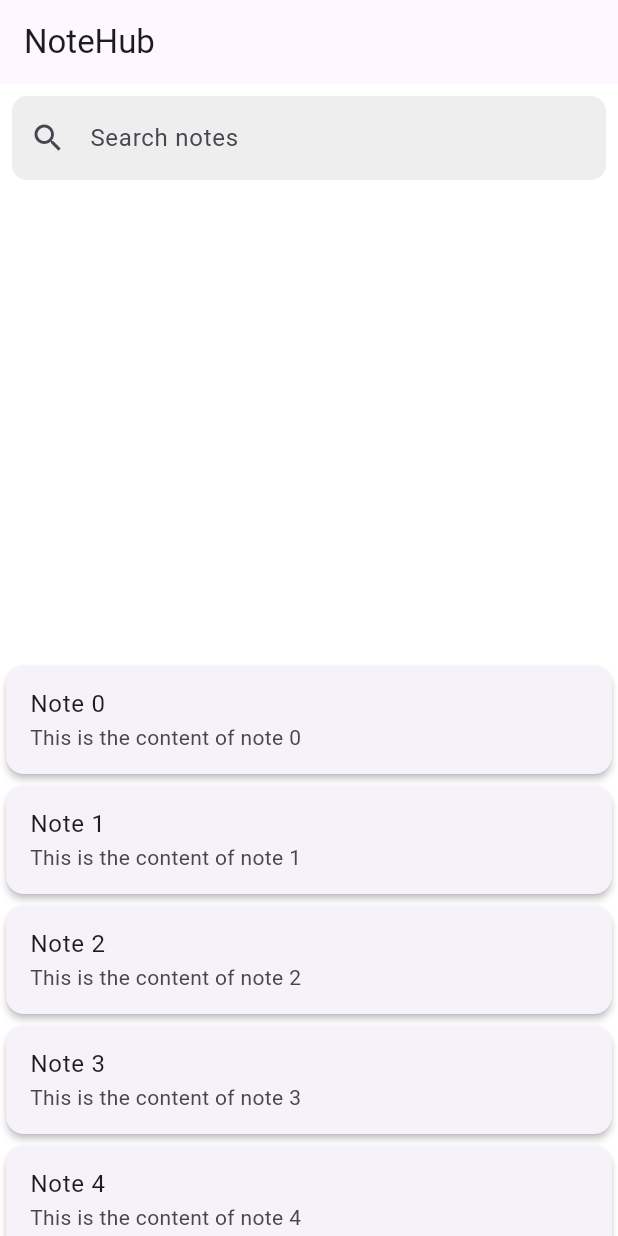
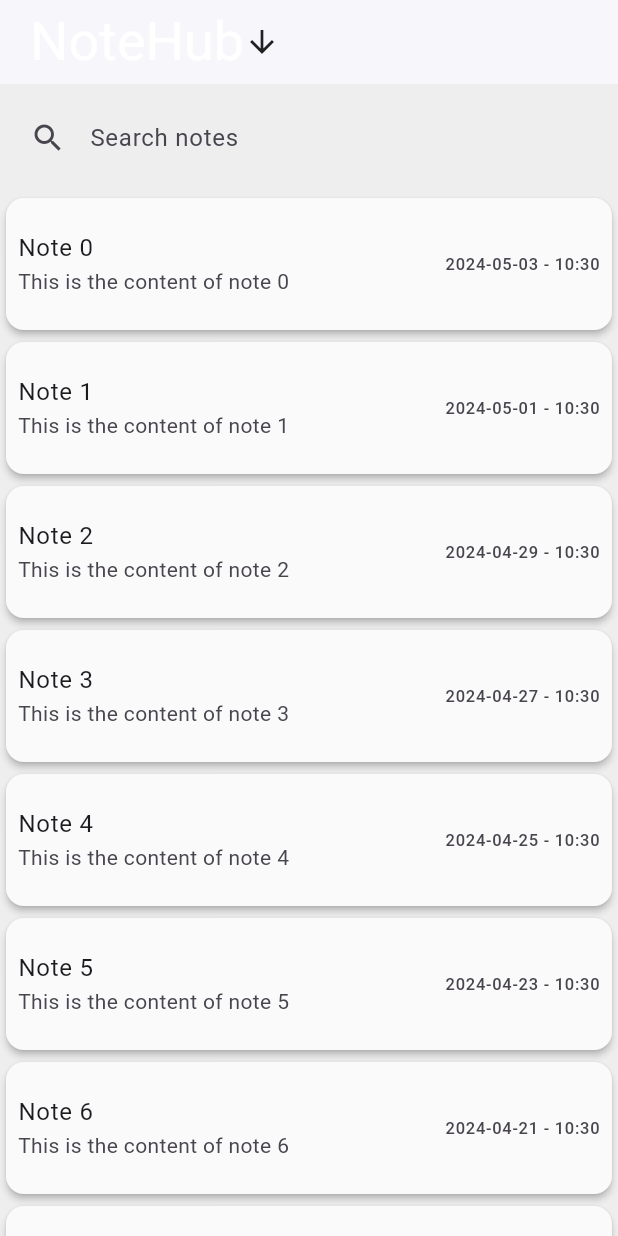
Before and after one commit to DotunV/notehub, a Flutter app: the screen it shows after launch, on a phone screen of 412 x 824 dp. Run offline on Flutter 3.47's test engine with Material 3 defaults, Android fonts, the phone set to English and light mode, and no system bars.

Commit message:
added app theme

```diff
--- a/lib/main.dart
+++ b/lib/main.dart
@@ -16,8 +16,21 @@ class NoteHubApp extends StatelessWidget {
       debugShowCheckedModeBanner: false,
       title: 'Notehub',
       theme: ThemeData(
+        primarySwatch: Colors.blueGrey,
         scaffoldBackgroundColor: Colors.white,
-        primaryColor: Colors.blue,
+        appBarTheme: AppBarTheme(
+            color: Colors.white,
+            elevation: 1,
+            iconTheme: IconThemeData(color: Colors.black87),
+            titleTextStyle: TextStyle(fontSize: 20),
+            titleSpacing: 20.0),
+        floatingActionButtonTheme:
+            FloatingActionButtonThemeData(backgroundColor: Colors.blue),
+        bottomNavigationBarTheme: BottomNavigationBarThemeData(
+          selectedItemColor: Colors.blue,
+          unselectedItemColor: Colors.grey,
+        ),
+        visualDensity: VisualDensity.adaptivePlatformDensity,
       ),
       home: HomePage(),
     );
--- a/lib/pages/home_page.dart
+++ b/lib/pages/home_page.dart
@@ -1,6 +1,7 @@
 // ignore_for_file: prefer_const_constructors, prefer_const_literals_to_create_immutables
 
 import 'package:flutter/material.dart';
+import 'package:intl/intl.dart';
 
 class HomePage extends StatelessWidget {
   const HomePage({super.key});
@@ -8,17 +9,23 @@ class HomePage extends StatelessWidget {
   @override
   Widget build(BuildContext context) {
     return Scaffold(
+        backgroundColor: Colors.grey[200],
         appBar: AppBar(
-          title: Text('NoteHub'),
+          title: Container(
+              // margin: EdgeInsets.only(top: 30),
+              child: Row(
+            children: <Widget>[
+              Text(
+                'NoteHub',
+                style: TextStyle(fontSize: 36),
+              ),
+              Icon(Icons.arrow_downward)
+            ],
+          )),
         ),
         body: Container(
           child: Column(
-            children: <Widget>[
-              Expanded(
-                child: SearchBar(),
-              ),
-              Expanded(child: NoteList())
-            ],
+            children: <Widget>[SearchBar(), Expanded(child: NoteList())],
           ),
         ));
   }
@@ -36,7 +43,7 @@ class SearchBar extends StatelessWidget {
           hintText: 'Search notes',
           prefixIcon: Icon(Icons.search),
           border: OutlineInputBorder(
-            borderRadius: BorderRadius.circular(10),
+            borderRadius: BorderRadius.circular(20),
             borderSide: BorderSide.none,
           ),
           filled: true,
@@ -61,29 +68,37 @@ class NoteList extends StatelessWidget {
       itemCount: notes.length,
       itemBuilder: (context, index) {
         return Card(
+            color: Colors.grey[50],
             elevation: 2.0,
             child: ListTile(
               title: Text(notes[index].title),
               subtitle: Text(notes[index].content),
+              trailing: Text(formatDateTime(notes[index].dateTime)),
               onTap: () {},
+              contentPadding: EdgeInsets.all(8.0),
             ));
       },
     );
   }
 }
 
+String formatDateTime(DateTime dateTime) {
+  return DateFormat('yyyy-MM-dd - kk:mm').format(dateTime);
+}
+
 List<Note> generateNotes() {
   return List.generate(10, (index) {
     return Note(
-      title: 'Note $index',
-      content: 'This is the content of note $index',
-    );
+        title: 'Note $index',
+        content: 'This is the content of note $index',
+        dateTime: DateTime.now().subtract(Duration(days: index * 2)));
   });
 }
 
 class Note {
   final String title;
   final String content;
+  final DateTime dateTime;
 
-  Note({required this.title, required this.content});
+  Note({required this.title, required this.content, required this.dateTime});
 }
--- a/pubspec.yaml
+++ b/pubspec.yaml
@@ -35,6 +35,7 @@ dependencies:
   # The following adds the Cupertino Icons font to your application.
   # Use with the CupertinoIcons class for iOS style icons.
   cupertino_icons: ^1.0.6
+  intl: ^0.19.0
 
 
 dev_dependencies:
```
Also changed, not shown: lib/pages/note_page.dart (added), pubspec.lock, 1 other file.
